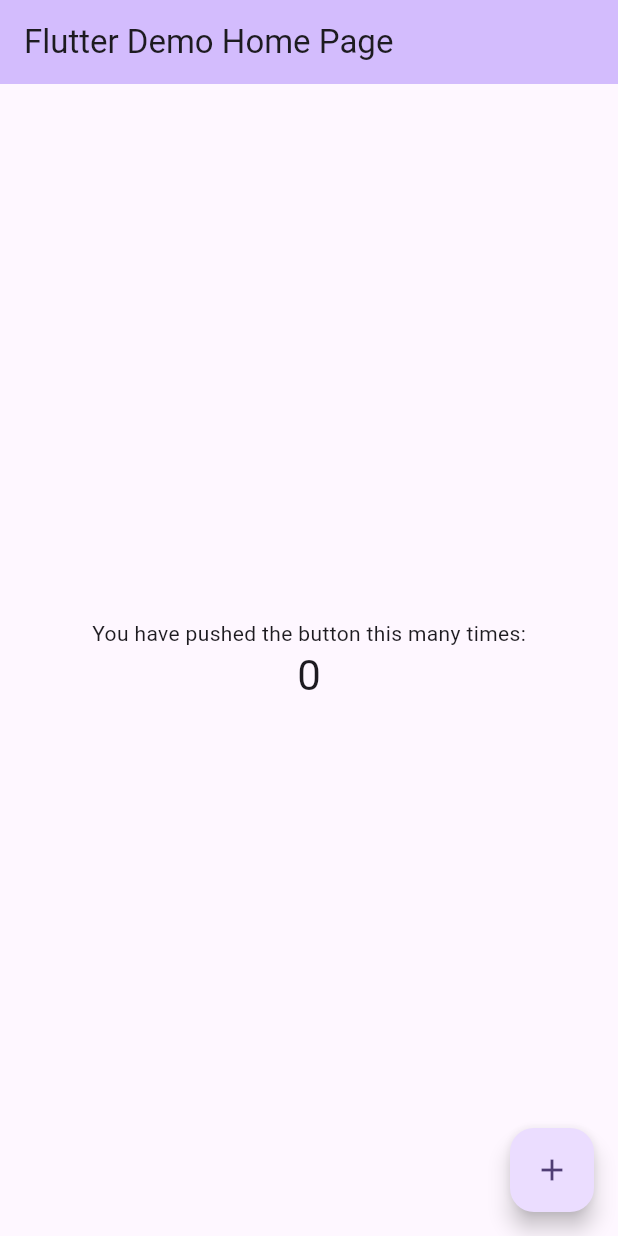
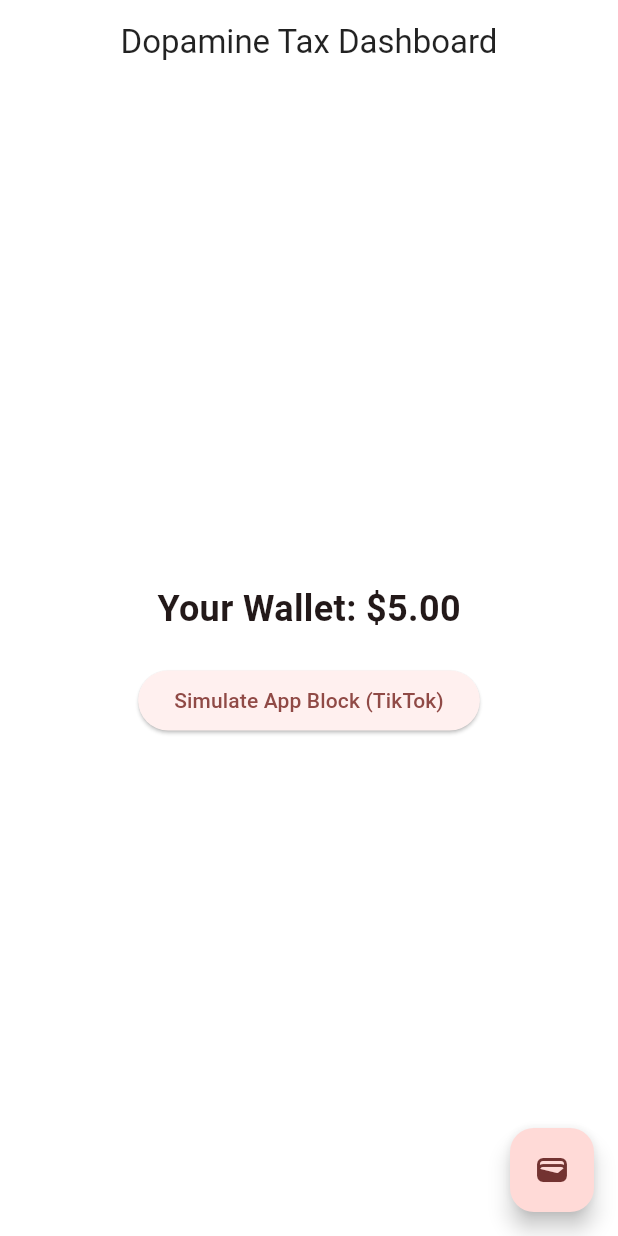
Before and after one commit to MarcelloCruz/brainrotapp, a Flutter app: the screen it shows after launch, on a phone screen of 412 x 824 dp. Run offline on Flutter 3.47's test engine with Material 3 defaults, Android fonts, the phone set to English and light mode, and no system bars.

Commit message:
First UI implementation

```diff
--- a/brainrot_app/lib/main.dart
+++ b/brainrot_app/lib/main.dart
@@ -1,122 +1,22 @@
 import 'package:flutter/material.dart';
+import 'theme/app_theme.dart';
+import 'screens/dashboard_screen.dart';
 
 void main() {
-  runApp(const MyApp());
+  runApp(const DopamineTaxApp());
 }
 
-class MyApp extends StatelessWidget {
-  const MyApp({super.key});
+class DopamineTaxApp extends StatelessWidget {
+  const DopamineTaxApp({super.key});
 
-  // This widget is the root of your application.
   @override
   Widget build(BuildContext context) {
     return MaterialApp(
-      title: 'Flutter Demo',
-      theme: ThemeData(
-        // This is the theme of your application.
-        //
-        // TRY THIS: Try running your application with "flutter run". You'll see
-        // the application has a purple toolbar. Then, without quitting the app,
-        // try changing the seedColor in the colorScheme below to Colors.green
-        // and then invoke "hot reload" (save your changes or press the "hot
-        // reload" button in a Flutter-supported IDE, or press "r" if you used
-        // the command line to start the app).
-        //
-        // Notice that the counter didn't reset back to zero; the application
-        // state is not lost during the reload. To reset the state, use hot
-        // restart instead.
-        //
-        // This works for code too, not just values: Most code changes can be
-        // tested with just a hot reload.
-        colorScheme: .fromSeed(seedColor: Colors.deepPurple),
-      ),
-      home: const MyHomePage(title: 'Flutter Demo Home Page'),
+      title: 'Dopamine Tax',
+      theme: AppTheme.lightTheme,
+      darkTheme: AppTheme.darkTheme,
+      themeMode: ThemeMode.system,
+      home: const DashboardScreen(),
     );
   }
 }
-
-class MyHomePage extends StatefulWidget {
-  const MyHomePage({super.key, required this.title});
-
-  // This widget is the home page of your application. It is stateful, meaning
-  // that it has a State object (defined below) that contains fields that affect
-  // how it looks.
-
-  // This class is the configuration for the state. It holds the values (in this
-  // case the title) provided by the parent (in this case the App widget) and
-  // used by the build method of the State. Fields in a Widget subclass are
-  // always marked "final".
-
-  final String title;
-
-  @override
-  State<MyHomePage> createState() => _MyHomePageState();
-}
-
-class _MyHomePageState extends State<MyHomePage> {
-  int _counter = 0;
-
-  void _incrementCounter() {
-    setState(() {
-      // This call to setState tells the Flutter framework that something has
-      // changed in this State, which causes it to rerun the build method below
-      // so that the display can reflect the updated values. If we changed
-      // _counter without calling setState(), then the build method would not be
-      // called again, and so nothing would appear to happen.
-      _counter++;
-    });
-  }
-
-  @override
-  Widget build(BuildContext context) {
-    // This method is rerun every time setState is called, for instance as done
-    // by the _incrementCounter method above.
-    //
-    // The Flutter framework has been optimized to make rerunning build methods
-    // fast, so that you can just rebuild anything that needs updating rather
-    // than having to individually change instances of widgets.
-    return Scaffold(
-      appBar: AppBar(
-        // TRY THIS: Try changing the color here to a specific color (to
-        // Colors.amber, perhaps?) and trigger a hot reload to see the AppBar
-        // change color while the other colors stay the same.
-        backgroundColor: Theme.of(context).colorScheme.inversePrimary,
-        // Here we take the value from the MyHomePage object that was created by
-        // the App.build method, and use it to set our appbar title.
-        title: Text(widget.title),
-      ),
-      body: Center(
-        // Center is a layout widget. It takes a single child and positions it
-        // in the middle of the parent.
-        child: Column(
-          // Column is also a layout widget. It takes a list of children and
-          // arranges them vertically. By default, it sizes itself to fit its
-          // children horizontally, and tries to be as tall as its parent.
-          //
-          // Column has various properties to control how it sizes itself and
-          // how it positions its children. Here we use mainAxisAlignment to
-          // center the children vertically; the main axis here is the vertical
-          // axis because Columns are vertical (the cross axis would be
-          // horizontal).
-          //
-          // TRY THIS: Invoke "debug painting" (choose the "Toggle Debug Paint"
-          // action in the IDE, or press "p" in the console), to see the
-          // wireframe for each widget.
-          mainAxisAlignment: .center,
-          children: [
-            const Text('You have pushed the button this many times:'),
-            Text(
-              '$_counter',
-              style: Theme.of(context).textTheme.headlineMedium,
-            ),
-          ],
-        ),
-      ),
-      floatingActionButton: FloatingActionButton(
-        onPressed: _incrementCounter,
-        tooltip: 'Increment',
-        child: const Icon(Icons.add),
-      ),
-    );
-  }
-}
--- /dev/null
+++ b/brainrot_app/lib/screens/dashboard_screen.dart
@@ -0,0 +1,48 @@
+import 'package:flutter/material.dart';
+import 'overlay_screen.dart';
+import 'wallet_screen.dart';
+
+class DashboardScreen extends StatelessWidget {
+  const DashboardScreen({super.key});
+
+  @override
+  Widget build(BuildContext context) {
+    return Scaffold(
+      appBar: AppBar(title: const Text('Dopamine Tax Dashboard')),
+      body: Center(
+        child: Column(
+          mainAxisAlignment: MainAxisAlignment.center,
+          children: [
+            const Text(
+              'Your Wallet: \$5.00',
+              style: TextStyle(fontSize: 24, fontWeight: FontWeight.bold),
+            ),
+            const SizedBox(height: 20),
+            ElevatedButton(
+              onPressed: () {
+                // For demo purposes, we manually show the overlay
+                Navigator.push(
+                  context,
+                  MaterialPageRoute(
+                    builder: (context) =>
+                        const OverlayScreen(appName: 'TikTok'),
+                  ),
+                );
+              },
+              child: const Text('Simulate App Block (TikTok)'),
+            ),
+          ],
+        ),
+      ),
+      floatingActionButton: FloatingActionButton(
+        onPressed: () {
+          Navigator.push(
+            context,
+            MaterialPageRoute(builder: (context) => const WalletScreen()),
+          );
+        },
+        child: const Icon(Icons.wallet),
+      ),
+    );
+  }
+}
--- /dev/null
+++ b/brainrot_app/lib/theme/app_theme.dart
@@ -0,0 +1,30 @@
+import 'package:flutter/material.dart';
+
+class AppTheme {
+  static ThemeData get lightTheme {
+    return ThemeData(
+      useMaterial3: true,
+      colorScheme: ColorScheme.fromSeed(
+        seedColor: Colors.redAccent,
+        brightness: Brightness.light,
+      ),
+      scaffoldBackgroundColor: Colors.white,
+      appBarTheme: const AppBarTheme(
+        centerTitle: true,
+        elevation: 0,
+        backgroundColor: Colors.white,
+        foregroundColor: Colors.black87,
+      ),
+    );
+  }
+
+  static ThemeData get darkTheme {
+    return ThemeData(
+      useMaterial3: true,
+      colorScheme: ColorScheme.fromSeed(
+        seedColor: Colors.red,
+        brightness: Brightness.dark,
+      ),
+    );
+  }
+}
```
Also changed, not shown: brainrot_app/lib/screens/overlay_screen.dart (added, +69 -0 lines), brainrot_app/lib/screens/wallet_screen.dart (added, +69 -0 lines), 4 other files.
